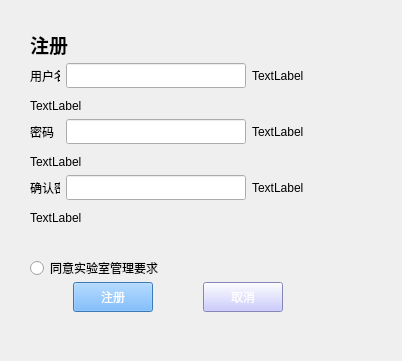
Qt form FileManagement/Register.ui (hhyvs111/FileManagement) before a commit.
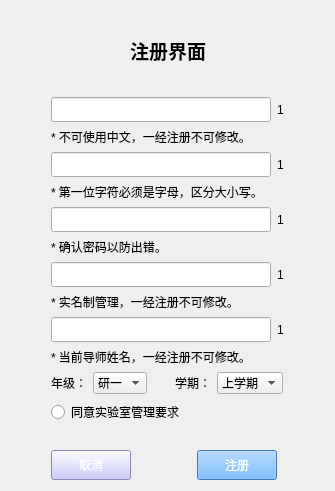
The same form after that commit.

Commit message: 增加了提交周报功能 优化了注册界面

What changed in the file:
```diff
--- a/FileManagement/Register.ui
+++ b/FileManagement/Register.ui
@@ -6,79 +6,199 @@
    <rect>
     <x>0</x>
     <y>0</y>
-    <width>402</width>
-    <height>361</height>
+    <width>335</width>
+    <height>491</height>
    </rect>
   </property>
   <property name="windowTitle">
    <string>Form</string>
   </property>
+  <layout class="QVBoxLayout" name="verticalLayout">
+   <item>
+    <layout class="QHBoxLayout" name="horizontalLayout">
+     <item>
+      <spacer name="horizontalSpacer_20">
+       <property name="orientation">
+        <enum>Qt::Horizontal</enum>
+       </property>
+       <property name="sizeHint" stdset="0">
+        <size>
+         <width>40</width>
+         <height>20</height>
+        </size>
+       </property>
+      </spacer>
+     </item>
+     <item>
+      <widget class="QLabel" name="label">
+       <property name="text">
+        <string>&lt;html&gt;&lt;head/&gt;&lt;body&gt;&lt;p&gt;&lt;span style=&quot; font-size:14pt; font-weight:600;&quot;&gt;注册界面&lt;/span&gt;&lt;/p&gt;&lt;/body&gt;&lt;/html&gt;</string>
+       </property>
+      </widget>
+     </item>
+     <item>
+      <spacer name="horizontalSpacer">
+       <property name="orientation">
+        <enum>Qt::Horizontal</enum>
+       </property>
+       <property name="sizeHint" stdset="0">
+        <size>
+         <width>40</width>
+         <height>20</height>
+        </size>
+       </property>
+      </spacer>
+     </item>
+    </layout>
+   </item>
+   <item>
+    <layout class="QGridLayout" name="gridLayout">
+     <item row="1" column="1">
+      <widget class="QLabel" name="userMessage">
+       <property name="sizePolicy">
+        <sizepolicy hsizetype="Fixed" vsizetype="Fixed">
+         <horstretch>0</horstretch>
+         <verstretch>0</verstretch>
+        </sizepolicy>
+       </property>
+       <property name="minimumSize">
+        <size>
+         <width>0</width>
+         <height>15</height>
+        </size>
+       </property>
+       <property name="text">
+        <string>&lt;html&gt;&lt;head/&gt;&lt;body&gt;&lt;p&gt;&lt;span style=&quot; font-size:9pt;&quot;&gt;* 不可使用中文，一经注册不可修改。&lt;/span&gt;&lt;/p&gt;&lt;/body&gt;&lt;/html&gt;</string>
+       </property>
+      </widget>
+     </item>
+     <item row="0" column="0">
+      <spacer name="horizontalSpacer_9">
+       <property name="orientation">
+        <enum>Qt::Horizontal</enum>
+       </property>
+       <property name="sizeType">
+        <enum>QSizePolicy::Fixed</enum>
+       </property>
+       <property name="sizeHint" stdset="0">
+        <size>
+         <width>40</width>
+         <height>20</height>
+        </size>
+       </property>
+      </spacer>
+     </item>
+     <item row="0" column="1">
+      <widget class="QLineEdit" name="userName">
+       <property name="sizePolicy">
+        <sizepolicy hsizetype="Maximum" vsizetype="Maximum">
+         <horstretch>0</horstretch>
+         <verstretch>0</verstretch>
+        </sizepolicy>
+       </property>
+       <property name="minimumSize">
+        <size>
+         <width>220</width>
+         <height>25</height>
+        </size>
+       </property>
+       <property name="maximumSize">
+        <size>
+         <width>16777215</width>
+         <height>16777215</height>
+        </size>
+       </property>
+      </widget>
+     </item>
+     <item row="0" column="2">
+      <widget class="QLabel" name="userLogo">
+       <property name="text">
+        <string>1</string>
+       </property>
+      </widget>
+     </item>
+     <item row="0" column="3">
+      <spacer name="horizontalSpacer_10">
+       <property name="orientation">
+        <enum>Qt::Horizontal</enum>
+       </property>
+       <property name="sizeHint" stdset="0">
+        <size>
+         <width>40</width>
+         <height>20</height>
+        </size>
+       </property>
+      </spacer>
+     </item>
+    </layout>
+   </item>
+   <item>
+    <layout class="QGridLayout" name="gridLayout_2">
+     <item row="1" column="1">
   <widget class="QLabel" name="passwordMessage">
-   <property name="geometry">
-    <rect>
-     <x>30</x>
-     <y>154</y>
-     <width>271</width>
-     <height>16</height>
-    </rect>
-   </property>
-   <property name="text">
-    <string>TextLabel</string>
-   </property>
-  </widget>
-  <widget class="QWidget" name="layoutWidget">
-   <property name="geometry">
-    <rect>
-     <x>30</x>
-     <y>116</y>
-     <width>324</width>
-     <height>32</height>
-    </rect>
-   </property>
-   <layout class="QHBoxLayout" name="horizontalLayout_3">
-    <item>
-     <widget class="QLabel" name="passLabel">
+       <property name="sizePolicy">
+        <sizepolicy hsizetype="Fixed" vsizetype="Fixed">
+         <horstretch>0</horstretch>
+         <verstretch>0</verstretch>
+        </sizepolicy>
+       </property>
       <property name="minimumSize">
        <size>
-        <width>30</width>
-        <height>30</height>
-       </size>
-      </property>
-      <property name="maximumSize">
-       <size>
-        <width>30</width>
-        <height>16777215</height>
+         <width>0</width>
+         <height>15</height>
        </size>
       </property>
       <property name="text">
-       <string>密码</string>
+        <string>&lt;html&gt;&lt;head/&gt;&lt;body&gt;&lt;p&gt;&lt;span style=&quot; font-size:9pt;&quot;&gt;* 第一位字符必须是字母，区分大小写。&lt;/span&gt;&lt;/p&gt;&lt;/body&gt;&lt;/html&gt;</string>
       </property>
      </widget>
     </item>
-    <item>
+     <item row="0" column="0">
+      <spacer name="horizontalSpacer_11">
+       <property name="orientation">
+        <enum>Qt::Horizontal</enum>
+       </property>
+       <property name="sizeType">
+        <enum>QSizePolicy::Fixed</enum>
+       </property>
+       <property name="sizeHint" stdset="0">
+        <size>
+         <width>40</width>
+         <height>20</height>
+        </size>
+       </property>
+      </spacer>
+     </item>
+     <item row="0" column="1">
      <widget class="QLineEdit" name="userPassword">
+       <property name="sizePolicy">
+        <sizepolicy hsizetype="Maximum" vsizetype="Maximum">
+         <horstretch>0</horstretch>
+         <verstretch>0</verstretch>
+        </sizepolicy>
+       </property>
       <property name="minimumSize">
        <size>
-        <width>180</width>
-        <height>20</height>
+         <width>220</width>
+         <height>25</height>
        </size>
       </property>
       <property name="maximumSize">
        <size>
         <width>16777215</width>
-        <height>25</height>
+         <height>16777215</height>
        </size>
       </property>
      </widget>
     </item>
-    <item>
+     <item row="0" column="2">
      <widget class="QLabel" name="passLogo">
       <property name="text">
-       <string>TextLabel</string>
+        <string>1</string>
       </property>
      </widget>
     </item>
-    <item>
+     <item row="0" column="3">
      <spacer name="horizontalSpacer_8">
       <property name="orientation">
        <enum>Qt::Horizontal</enum>
@@ -92,29 +212,36 @@
      </spacer>
     </item>
    </layout>
-  </widget>
-  <widget class="QWidget" name="layoutWidget_2">
-   <property name="geometry">
-    <rect>
-     <x>30</x>
-     <y>30</y>
-     <width>88</width>
-     <height>28</height>
-    </rect>
-   </property>
-   <layout class="QHBoxLayout" name="horizontalLayout">
+   </item>
     <item>
-     <widget class="QLabel" name="label">
+    <layout class="QGridLayout" name="gridLayout_3">
+     <item row="1" column="1">
+      <widget class="QLabel" name="passwordMessage2">
+       <property name="sizePolicy">
+        <sizepolicy hsizetype="Fixed" vsizetype="Fixed">
+         <horstretch>0</horstretch>
+         <verstretch>0</verstretch>
+        </sizepolicy>
+       </property>
+       <property name="minimumSize">
+        <size>
+         <width>0</width>
+         <height>15</height>
+        </size>
+       </property>
       <property name="text">
-       <string>&lt;html&gt;&lt;head/&gt;&lt;body&gt;&lt;p&gt;&lt;span style=&quot; font-size:14pt; font-weight:600;&quot;&gt;注册&lt;/span&gt;&lt;/p&gt;&lt;/body&gt;&lt;/html&gt;</string>
+        <string>&lt;html&gt;&lt;head/&gt;&lt;body&gt;&lt;p&gt;&lt;span style=&quot; font-size:9pt;&quot;&gt;* 确认密码以防出错。&lt;/span&gt;&lt;/p&gt;&lt;/body&gt;&lt;/html&gt;</string>
       </property>
      </widget>
     </item>
-    <item>
-     <spacer name="horizontalSpacer">
+     <item row="0" column="0">
+      <spacer name="horizontalSpacer_12">
       <property name="orientation">
        <enum>Qt::Horizontal</enum>
       </property>
+       <property name="sizeType">
+        <enum>QSizePolicy::Fixed</enum>
+       </property>
       <property name="sizeHint" stdset="0">
        <size>
         <width>40</width>
@@ -123,61 +250,36 @@
       </property>
      </spacer>
     </item>
-   </layout>
-  </widget>
-  <widget class="QWidget" name="layoutWidget_3">
-   <property name="geometry">
-    <rect>
-     <x>30</x>
-     <y>172</y>
-     <width>324</width>
-     <height>32</height>
-    </rect>
-   </property>
-   <layout class="QHBoxLayout" name="horizontalLayout_4">
-    <item>
-     <widget class="QLabel" name="confirmLabel">
-      <property name="minimumSize">
-       <size>
-        <width>30</width>
-        <height>30</height>
-       </size>
-      </property>
-      <property name="maximumSize">
-       <size>
-        <width>30</width>
-        <height>16777215</height>
-       </size>
-      </property>
-      <property name="text">
-       <string>确认密码</string>
-      </property>
-     </widget>
-    </item>
-    <item>
+     <item row="0" column="1">
      <widget class="QLineEdit" name="userPassword2">
+       <property name="sizePolicy">
+        <sizepolicy hsizetype="Maximum" vsizetype="Maximum">
+         <horstretch>0</horstretch>
+         <verstretch>0</verstretch>
+        </sizepolicy>
+       </property>
       <property name="minimumSize">
        <size>
-        <width>180</width>
-        <height>20</height>
+         <width>220</width>
+         <height>25</height>
        </size>
       </property>
       <property name="maximumSize">
        <size>
         <width>16777215</width>
-        <height>25</height>
+         <height>16777215</height>
        </size>
       </property>
      </widget>
     </item>
-    <item>
+     <item row="0" column="2">
      <widget class="QLabel" name="passLogo2">
       <property name="text">
-       <string>TextLabel</string>
+        <string>1</string>
       </property>
      </widget>
     </item>
-    <item>
+     <item row="0" column="3">
      <spacer name="horizontalSpacer_6">
       <property name="orientation">
        <enum>Qt::Horizontal</enum>
@@ -191,35 +293,319 @@
      </spacer>
     </item>
    </layout>
-  </widget>
+   </item>
+   <item>
+    <layout class="QGridLayout" name="gridLayout_4">
+     <item row="0" column="0">
+      <spacer name="horizontalSpacer_13">
+       <property name="orientation">
+        <enum>Qt::Horizontal</enum>
+       </property>
+       <property name="sizeType">
+        <enum>QSizePolicy::Fixed</enum>
+       </property>
+       <property name="sizeHint" stdset="0">
+        <size>
+         <width>40</width>
+         <height>20</height>
+        </size>
+       </property>
+      </spacer>
+     </item>
+     <item row="0" column="2">
+      <widget class="QLabel" name="trueNameLogo">
+       <property name="text">
+        <string>1</string>
+       </property>
+      </widget>
+     </item>
+     <item row="0" column="1">
+      <widget class="QLineEdit" name="trueName">
+       <property name="sizePolicy">
+        <sizepolicy hsizetype="Maximum" vsizetype="Maximum">
+         <horstretch>0</horstretch>
+         <verstretch>0</verstretch>
+        </sizepolicy>
+       </property>
+       <property name="minimumSize">
+        <size>
+         <width>220</width>
+         <height>25</height>
+        </size>
+       </property>
+      </widget>
+     </item>
+     <item row="1" column="1">
+      <widget class="QLabel" name="label_2">
+       <property name="sizePolicy">
+        <sizepolicy hsizetype="Fixed" vsizetype="Fixed">
+         <horstretch>0</horstretch>
+         <verstretch>0</verstretch>
+        </sizepolicy>
+       </property>
+       <property name="minimumSize">
+        <size>
+         <width>0</width>
+         <height>15</height>
+        </size>
+       </property>
+       <property name="text">
+        <string>&lt;html&gt;&lt;head/&gt;&lt;body&gt;&lt;p&gt;&lt;span style=&quot; font-size:9pt;&quot;&gt;* 实名制管理，一经注册不可修改。&lt;/span&gt;&lt;/p&gt;&lt;/body&gt;&lt;/html&gt;</string>
+       </property>
+      </widget>
+     </item>
+     <item row="0" column="3">
+      <spacer name="horizontalSpacer_5">
+       <property name="orientation">
+        <enum>Qt::Horizontal</enum>
+       </property>
+       <property name="sizeHint" stdset="0">
+        <size>
+         <width>40</width>
+         <height>20</height>
+        </size>
+       </property>
+      </spacer>
+     </item>
+    </layout>
+   </item>
+   <item>
+    <layout class="QGridLayout" name="gridLayout_5">
+     <item row="0" column="0">
+      <spacer name="horizontalSpacer_14">
+       <property name="orientation">
+        <enum>Qt::Horizontal</enum>
+       </property>
+       <property name="sizeType">
+        <enum>QSizePolicy::Fixed</enum>
+       </property>
+       <property name="sizeHint" stdset="0">
+        <size>
+         <width>40</width>
+         <height>20</height>
+        </size>
+       </property>
+      </spacer>
+     </item>
+     <item row="1" column="1">
+      <widget class="QLabel" name="label_3">
+       <property name="sizePolicy">
+        <sizepolicy hsizetype="Fixed" vsizetype="Fixed">
+         <horstretch>0</horstretch>
+         <verstretch>0</verstretch>
+        </sizepolicy>
+       </property>
+       <property name="minimumSize">
+        <size>
+         <width>0</width>
+         <height>15</height>
+        </size>
+       </property>
+       <property name="text">
+        <string>&lt;html&gt;&lt;head/&gt;&lt;body&gt;&lt;p&gt;&lt;span style=&quot; font-size:9pt;&quot;&gt;* 当前导师姓名，一经注册不可修改。&lt;/span&gt;&lt;/p&gt;&lt;/body&gt;&lt;/html&gt;</string>
+       </property>
+      </widget>
+     </item>
+     <item row="0" column="2">
+      <widget class="QLabel" name="teacherLogo">
+       <property name="text">
+        <string>1</string>
+       </property>
+      </widget>
+     </item>
+     <item row="0" column="1">
+      <widget class="QLineEdit" name="teacher">
+       <property name="sizePolicy">
+        <sizepolicy hsizetype="Maximum" vsizetype="Maximum">
+         <horstretch>0</horstretch>
+         <verstretch>0</verstretch>
+        </sizepolicy>
+       </property>
+       <property name="minimumSize">
+        <size>
+         <width>220</width>
+         <height>25</height>
+        </size>
+       </property>
+      </widget>
+     </item>
+     <item row="0" column="3">
+      <spacer name="horizontalSpacer_7">
+       <property name="orientation">
+        <enum>Qt::Horizontal</enum>
+       </property>
+       <property name="sizeHint" stdset="0">
+        <size>
+         <width>40</width>
+         <height>20</height>
+        </size>
+       </property>
+      </spacer>
+     </item>
+    </layout>
+   </item>
+   <item>
+    <layout class="QHBoxLayout" name="horizontalLayout_8">
+     <item>
+      <spacer name="horizontalSpacer_15">
+       <property name="orientation">
+        <enum>Qt::Horizontal</enum>
+       </property>
+       <property name="sizeType">
+        <enum>QSizePolicy::Fixed</enum>
+       </property>
+       <property name="sizeHint" stdset="0">
+        <size>
+         <width>40</width>
+         <height>20</height>
+        </size>
+       </property>
+      </spacer>
+     </item>
+     <item>
+      <widget class="QLabel" name="label_4">
+       <property name="text">
+        <string>&lt;html&gt;&lt;head/&gt;&lt;body&gt;&lt;p&gt;&lt;span style=&quot; font-size:9pt;&quot;&gt;年级：&lt;/span&gt;&lt;/p&gt;&lt;/body&gt;&lt;/html&gt;</string>
+       </property>
+      </widget>
+     </item>
+     <item>
+      <widget class="QComboBox" name="level">
+       <item>
+        <property name="text">
+         <string>研一</string>
+        </property>
+       </item>
+       <item>
+        <property name="text">
+         <string>研二</string>
+        </property>
+       </item>
+       <item>
+        <property name="text">
+         <string>研三</string>
+        </property>
+       </item>
+      </widget>
+     </item>
+     <item>
+      <spacer name="horizontalSpacer_16">
+       <property name="orientation">
+        <enum>Qt::Horizontal</enum>
+       </property>
+       <property name="sizeType">
+        <enum>QSizePolicy::Fixed</enum>
+       </property>
+       <property name="sizeHint" stdset="0">
+        <size>
+         <width>22</width>
+         <height>20</height>
+        </size>
+       </property>
+      </spacer>
+     </item>
+     <item>
+      <widget class="QLabel" name="label_5">
+       <property name="text">
+        <string>&lt;html&gt;&lt;head/&gt;&lt;body&gt;&lt;p&gt;&lt;span style=&quot; font-size:9pt;&quot;&gt;学期：&lt;/span&gt;&lt;/p&gt;&lt;/body&gt;&lt;/html&gt;</string>
+       </property>
+      </widget>
+     </item>
+     <item>
+      <widget class="QComboBox" name="term">
+       <item>
+        <property name="text">
+         <string>上学期</string>
+        </property>
+       </item>
+       <item>
+        <property name="text">
+         <string>下学期</string>
+        </property>
+       </item>
+      </widget>
+     </item>
+     <item>
+      <spacer name="horizontalSpacer_17">
+       <property name="orientation">
+        <enum>Qt::Horizontal</enum>
+       </property>
+       <property name="sizeHint" stdset="0">
+        <size>
+         <width>40</width>
+         <height>20</height>
+        </size>
+       </property>
+      </spacer>
+     </item>
+    </layout>
+   </item>
+   <item>
+    <layout class="QHBoxLayout" name="horizontalLayout_2">
+     <item>
+      <spacer name="horizontalSpacer_18">
+       <property name="orientation">
+        <enum>Qt::Horizontal</enum>
+       </property>
+       <property name="sizeType">
+        <enum>QSizePolicy::Fixed</enum>
+       </property>
+       <property name="sizeHint" stdset="0">
+        <size>
+         <width>40</width>
+         <height>20</height>
+        </size>
+       </property>
+      </spacer>
+     </item>
+     <item>
   <widget class="QRadioButton" name="radioButton">
-   <property name="geometry">
-    <rect>
-     <x>30</x>
-     <y>260</y>
-     <width>131</width>
-     <height>16</height>
-    </rect>
-   </property>
    <property name="text">
     <string>同意实验室管理要求</string>
    </property>
   </widget>
-  <widget class="QWidget" name="layoutWidget_4">
-   <property name="geometry">
-    <rect>
-     <x>30</x>
-     <y>282</y>
-     <width>296</width>
-     <height>30</height>
-    </rect>
-   </property>
+     </item>
+     <item>
+      <spacer name="horizontalSpacer_19">
+       <property name="orientation">
+        <enum>Qt::Horizontal</enum>
+       </property>
+       <property name="sizeHint" stdset="0">
+        <size>
+         <width>40</width>
+         <height>20</height>
+        </size>
+       </property>
+      </spacer>
+     </item>
+    </layout>
+   </item>
+   <item>
+    <spacer name="verticalSpacer">
+     <property name="orientation">
+      <enum>Qt::Vertical</enum>
+     </property>
+     <property name="sizeType">
+      <enum>QSizePolicy::Fixed</enum>
+     </property>
+     <property name="sizeHint" stdset="0">
+      <size>
+       <width>20</width>
+       <height>20</height>
+      </size>
+     </property>
+    </spacer>
+   </item>
+   <item>
    <layout class="QHBoxLayout" name="horizontalLayout_5">
     <item>
      <spacer name="horizontalSpacer_3">
       <property name="orientation">
        <enum>Qt::Horizontal</enum>
       </property>
+       <property name="sizeType">
+        <enum>QSizePolicy::Fixed</enum>
+       </property>
       <property name="sizeHint" stdset="0">
        <size>
         <width>40</width>
@@ -228,6 +614,39 @@
       </property>
      </spacer>
     </item>
+     <item>
+      <widget class="QPushButton" name="clickCancel">
+       <property name="maximumSize">
+        <size>
+         <width>16777215</width>
+         <height>30</height>
+        </size>
+       </property>
+       <property name="styleSheet">
+        <string notr="true">background-color: rgb(188, 188, 255);
+color: rgb(255, 255, 255);</string>
+       </property>
+       <property name="text">
+        <string>取消</string>
+       </property>
+      </widget>
+     </item>
+     <item>
+      <spacer name="horizontalSpacer_2">
+       <property name="orientation">
+        <enum>Qt::Horizontal</enum>
+       </property>
+       <property name="sizeType">
+        <enum>QSizePolicy::Fixed</enum>
+       </property>
+       <property name="sizeHint" stdset="0">
+        <size>
+         <width>60</width>
+         <height>20</height>
+        </size>
+       </property>
+      </spacer>
+     </item>
     <item>
      <widget class="QPushButton" name="clickRegister">
       <property name="maximumSize">
@@ -245,36 +664,6 @@
       </property>
      </widget>
     </item>
-    <item>
-     <spacer name="horizontalSpacer_2">
-      <property name="orientation">
-       <enum>Qt::Horizontal</enum>
-      </property>
-      <property name="sizeHint" stdset="0">
-       <size>
-        <width>40</width>
-        <height>20</height>
-       </size>
-      </property>
-     </spacer>
-    </item>
-    <item>
-     <widget class="QPushButton" name="clickCancel">
-      <property name="maximumSize">
-       <size>
-        <width>16777215</width>
-        <height>30</height>
-       </size>
-      </property>
-      <property name="styleSheet">
-       <string notr="true">background-color: rgb(188, 188, 255);
-color: rgb(255, 255, 255);</string>
-      </property>
-      <property name="text">
-       <string>取消</string>
-      </property>
-     </widget>
-    </item>
     <item>
      <spacer name="horizontalSpacer_4">
       <property name="orientation">
@@ -289,100 +678,8 @@
      </spacer>
     </item>
    </layout>
-  </widget>
-  <widget class="QLabel" name="passwordMessage2">
-   <property name="geometry">
-    <rect>
-     <x>30</x>
-     <y>210</y>
-     <width>271</width>
-     <height>16</height>
-    </rect>
-   </property>
-   <property name="text">
-    <string>TextLabel</string>
-   </property>
-  </widget>
-  <widget class="QLabel" name="userMessage">
-   <property name="geometry">
-    <rect>
-     <x>30</x>
-     <y>98</y>
-     <width>251</width>
-     <height>16</height>
-    </rect>
-   </property>
-   <property name="text">
-    <string>TextLabel</string>
-   </property>
-  </widget>
-  <widget class="QWidget" name="layoutWidget_5">
-   <property name="geometry">
-    <rect>
-     <x>30</x>
-     <y>60</y>
-     <width>324</width>
-     <height>32</height>
-    </rect>
-   </property>
-   <layout class="QHBoxLayout" name="horizontalLayout_2">
-    <item>
-     <widget class="QLabel" name="userLabel">
-      <property name="minimumSize">
-       <size>
-        <width>30</width>
-        <height>30</height>
-       </size>
-      </property>
-      <property name="maximumSize">
-       <size>
-        <width>30</width>
-        <height>16777215</height>
-       </size>
-      </property>
-      <property name="text">
-       <string>用户名</string>
-      </property>
-     </widget>
-    </item>
-    <item>
-     <widget class="QLineEdit" name="userName">
-      <property name="minimumSize">
-       <size>
-        <width>180</width>
-        <height>20</height>
-       </size>
-      </property>
-      <property name="maximumSize">
-       <size>
-        <width>16777215</width>
-        <height>25</height>
-       </size>
-      </property>
-     </widget>
-    </item>
-    <item>
-     <widget class="QLabel" name="userLogo">
-      <property name="text">
-       <string>TextLabel</string>
-      </property>
-     </widget>
-    </item>
-    <item>
-     <spacer name="horizontalSpacer_10">
-      <property name="orientation">
-       <enum>Qt::Horizontal</enum>
-      </property>
-      <property name="sizeHint" stdset="0">
-       <size>
-        <width>40</width>
-        <height>20</height>
-       </size>
-      </property>
-     </spacer>
-    </item>
-   </layout>
-  </widget>
+   </item>
+  </layout>
  </widget>
  <tabstops>
   <tabstop>userName</tabstop>
```
Left out of the diff: 4 changed lines with no effect on the pictures. Lines whose indentation alone changed are shown as unchanged. The commit also changes 31 other files.
